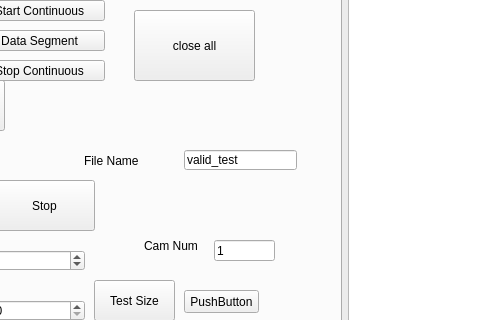
Before: the Qt Designer form eic_test.ui in bill-lee/EIC_Final, drawn with Qt 5; both pictures show x 223 to 703 and y 125 to 445 of the 1136 by 780 pixel window.
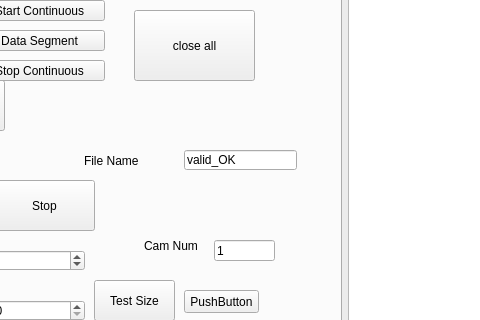
After: the same form once the commit is applied. The open tabs and pages were chosen to show the change.

```diff
--- a/eic_test.ui
+++ b/eic_test.ui
@@ -1485,7 +1485,7 @@
             </rect>
            </property>
            <property name="text">
-            <string>valid_test</string>
+            <string>valid_OK</string>
            </property>
           </widget>
           <widget class="QLabel" name="label_robot_filename">
```
Left out of the diff: 2 changed lines with no effect on the pictures.
